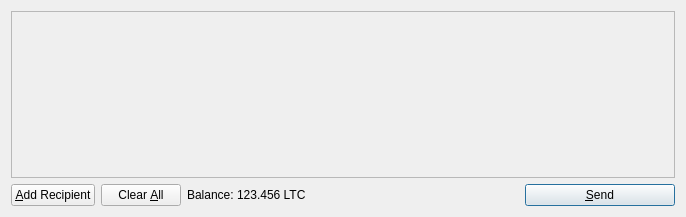
First picture: the form in src/qt/forms/sendcoinsdialog.ui, repository MrSmee/compare-icoin, before the edit.
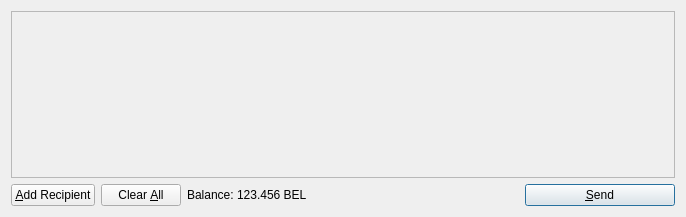
Second picture: the form after the edit. Icons and pictures are not drawn.

Patch:
```diff
--- a/src/qt/forms/sendcoinsdialog.ui
+++ b/src/qt/forms/sendcoinsdialog.ui
@@ -119,7 +119,7 @@
           <cursorShape>IBeamCursor</cursorShape>
          </property>
          <property name="text">
-          <string>123.456 LTC</string>
+          <string>123.456 BEL</string>
          </property>
          <property name="textInteractionFlags">
           <set>Qt::LinksAccessibleByMouse|Qt::TextSelectableByKeyboard|Qt::TextSelectableByMouse</set>
```
